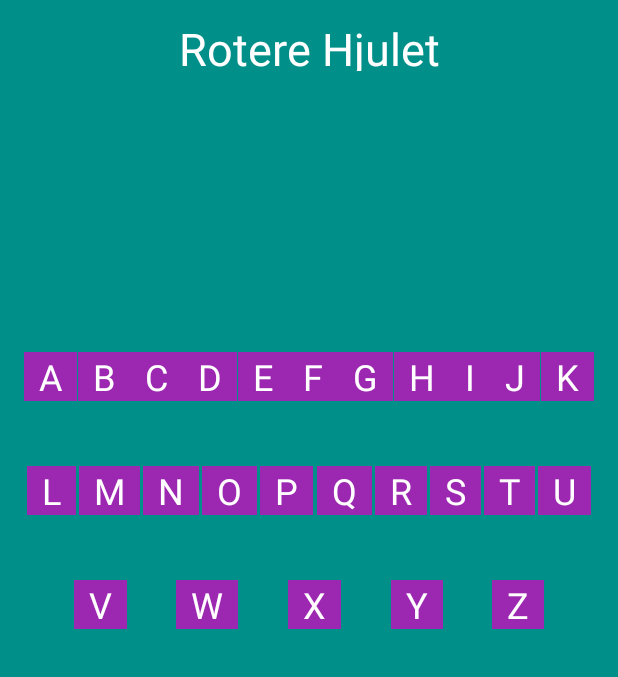
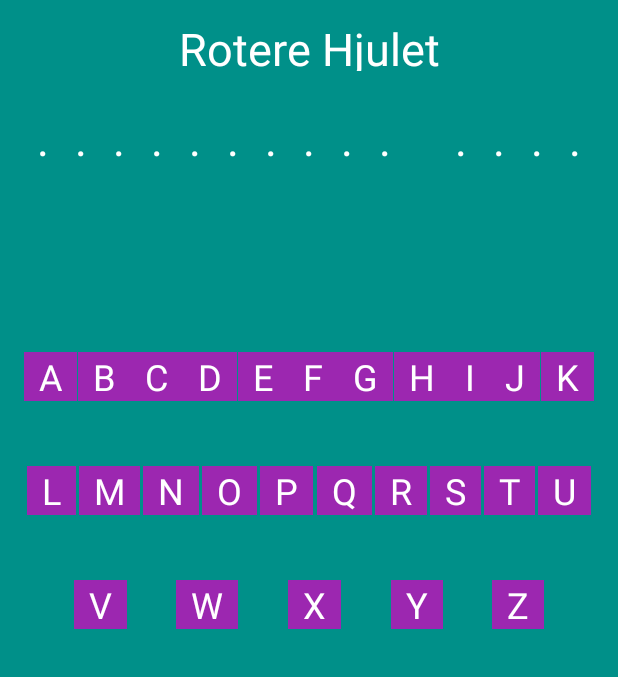
Before and after one commit to AlecRanjitkar/Lykkehjul, an Android app: the Spilgame screen opened directly, with no data from a screen before it, on a phone screen of 412 x 824 dp, the part 237-914 px from its top. Run offline under Robolectric (Android 15) with nearby library versions, the phone set to English and light mode, and no system bars.

Commit message:
unødvendig kode fjernet. Ryddet op for cocktail kode og lavet metoder/func istedet

```diff
--- a/app/src/main/java/com/example/lykkehjul/Adapter/ItemAdapter.kt
+++ b/app/src/main/java/com/example/lykkehjul/Adapter/ItemAdapter.kt
@@ -1,6 +1,5 @@
 package com.example.lykkehjul.Adapter
 
-import android.content.Context
 import android.view.LayoutInflater
 import android.view.View
 import android.view.ViewGroup
@@ -9,29 +8,33 @@ import androidx.recyclerview.widget.RecyclerView
 import com.example.lykkehjul.Model.Ord
 import com.example.lykkehjul.R
 
-class ItemAdapter(
-    private val context: Context,
-    private val dataset: List<Ord>)
-    : RecyclerView.Adapter<ItemAdapter.ItemViewHolder>(){
+class ItemAdapter(val data: List<Ord>) : RecyclerView.Adapter<ItemAdapter.ViewHolder>() {
 
-    class ItemViewHolder(private val view: View) : RecyclerView.ViewHolder(view) {
-        val textView: TextView = view.findViewById(R.id.item_title)
+    val item: List<Ord>
+
+    init {
+        this.item = ArrayList()
     }
 
-    override fun onCreateViewHolder(parent: ViewGroup, viewType: Int): ItemViewHolder {
-        val adapterLayout = LayoutInflater.from(parent.context)
-            .inflate(R.layout.list_item,parent,false)
+    override fun onCreateViewHolder(parent: ViewGroup, viewType: Int): ItemAdapter.ViewHolder {
+        val adapterLayout =
+            LayoutInflater.from(parent.context).inflate(R.layout.list_item, parent, false)
 
-        return ItemViewHolder(adapterLayout)
-
+        return ViewHolder(adapterLayout)
     }
 
-    override fun onBindViewHolder(holder: ItemViewHolder, position: Int) {
-        val item = dataset[position]
-        holder.textView.text = item.ord
+    override fun onBindViewHolder(holder: ItemAdapter.ViewHolder, position: Int) {
+        holder.itemTitle.text = data[position].ord
+    }
+
+    override fun getItemCount(): Int {
+        return data.size
+    }
+
+    inner class ViewHolder
+    internal constructor(itemView: View) : RecyclerView.ViewHolder(itemView) {
+        val itemTitle: TextView = itemView.findViewById(R.id.itemTitle)
+    }
 
 
-    }
-
-    override fun getItemCount() = dataset.size
-    }
+}
--- a/app/src/main/java/com/example/lykkehjul/Data/Datasource.kt
+++ b/app/src/main/java/com/example/lykkehjul/Data/Datasource.kt
@@ -7,32 +7,27 @@ class Datasource {
     // Liste af ord over Fodboldhold
     fun loadOrd(): List<Ord>{
         return listOf<Ord>(
-            //Ord("real madrid"),
-            //Ord("chelsea"),
-            //Ord("barcelona"),
+            Ord("real madrid"),
+            Ord("chelsea"),
+            Ord("barcelona"),
             Ord("manchester city"),
-            //Ord("arsenal"),
-            //Ord("bayern munichen"),
-            //Ord("juventus"),
-            //Ord("ac milan")
-            //Ord("dortmund")
-
-             )
+            Ord("arsenal"),
+            Ord("bayern munichen"),
+            Ord("juventus"),
+            Ord("ac milan"),
+            Ord("dortmund"))
     }
 
     fun loadpoint(): List<Ord>{
         return listOf<Ord>(
             Ord("10"),
-            /*Ord("100"),
+            Ord("100"),
             Ord("500"),
             Ord("1000"),
             Ord("1500"),
             Ord("Ekstra liv"),
             Ord("Tabt liv"),
-            Ord("Konkurs"),
-*/
-
-        )
+            Ord("Konkurs"),)
 
 
     }
--- a/app/src/main/java/com/example/lykkehjul/Spilgame.kt
+++ b/app/src/main/java/com/example/lykkehjul/Spilgame.kt
@@ -47,11 +47,39 @@ class Spilgame : AppCompatActivity() {
         Liv = findViewById(R.id.Liv)
         Point = findViewById(R.id.Point)
 
+        //Random generator til ord fra Datasource klassen
+        //Vælger et random ord fra datasouce klassens liste af ord
+        val myDataset = Datasource().loadOrd()
+        hemmeligtOrd = myDataset.random().toString()
+
+
+        Knap.setOnClickListener {
+            //Random generator til points fra Datasource klassen
+            //Vælger et random antal af point fra datasouce klassens liste af point
+            val hjulSpin = Datasource().loadpoint()
+            tilfældigtSpin = hjulSpin.random().toString()
+            Besked.setText(tilfældigtSpin)
+
+        }
         layoutManager = LinearLayoutManager(this)
         Recycler.layoutManager = layoutManager
         Recycler.adapter = adapter
 
-        //Initialiser bogstaver
+        val data: MutableList<Ord> = hemmeligtOrdiUndscoreOgMellemrumIOrdet()
+        hemmeligtOrdIUnderscore = data
+        layoutManager = LinearLayoutManager(this, LinearLayoutManager.HORIZONTAL, false)
+        adapter = ItemAdapter(data)
+
+        Recycler.layoutManager = layoutManager
+        Recycler.setHasFixedSize(true)
+        Recycler.adapter = adapter
+        initaliserBogstaver()
+        drejHjul()
+        getBogstavFraBruger()
+    }
+
+    private fun initaliserBogstaver() {
+        //Bogstaverne bliver initalisereret
         var ord = 'a'
         while (ord <= 'z') {
 
@@ -60,46 +88,21 @@ class Spilgame : AppCompatActivity() {
             buttons.add(view)
             ord++
         }
-        //Random generator til ord fra Datasouce klassen
-        val myDataset = Datasource().loadOrd()
-        var randomNumber = myDataset.random()
-        print(randomNumber)
-        hemmeligtOrd = myDataset.random().toString()
+    }
 
-        // Random generator til point fra Datasouce klassen
-        val myDataset1 = Datasource().loadpoint()
-        randomNumber = myDataset1.random()
-        print(randomNumber)
-        Knap.setOnClickListener {
-
-            val hjulSpin = Datasource().loadpoint()
-            tilfældigtSpin = hjulSpin.random().toString()
-            Besked.setText(tilfældigtSpin)
-
-        }
-        // hemmeligtord lavet om til char. hemmeligt ord er usynligt. Det er erstattet med .......
+    private fun hemmeligtOrdiUndscoreOgMellemrumIOrdet(): MutableList<Ord> {
         val charArray = hemmeligtOrd.toCharArray()
         val data: MutableList<Ord> = ArrayList()
         for (i in charArray) {
+            // Hvis der er mellemrum i det hemmelige ord laves der et mellemrum mellem ordet ellers er et bogstav erstattet med et .
             if (i.equals(' ')) {
                 data.add(Ord(" "))
             } else {
                 data.add(Ord("."))
-
             }
 
         }
-        hemmeligtOrdIUnderscore = data
-        layoutManager = LinearLayoutManager(this, LinearLayoutManager.HORIZONTAL, false)
-        adapter = ItemAdapter(data)
-
-        Recycler.layoutManager = layoutManager
-        Recycler.setHasFixedSize(true)
-        Recycler.adapter = adapter
-
-
-        drejHjul()
-        getBogstavFraBruger()
+        return data
     }
 
     var erHjuletDrejet = false
@@ -110,7 +113,6 @@ class Spilgame : AppCompatActivity() {
                 val hjulSpin = Datasource().loadpoint()
                 tilfældigtSpin = hjulSpin.random().toString()
                 Besked.setText(tilfældigtSpin)
-
                 drejHjulIndeholderSpecielleOrd()
 
             } else {
@@ -128,17 +130,14 @@ class Spilgame : AppCompatActivity() {
         if (tilfældigtSpin.contains("Ekstra liv")) {
             liv += 1
             Liv.setText(liv.toString())
-            Toast.makeText(
-                applicationContext,
-                "Du har fået et ekstra liv",
-                Toast.LENGTH_SHORT
-            )
+            Toast.makeText(applicationContext, "Du har fået et ekstra liv", Toast.LENGTH_SHORT)
                 .show()
+
         } else if (tilfældigtSpin.contains("Tabt liv")) {
             liv -= 1
             Liv.setText(liv.toString())
-            Toast.makeText(applicationContext, "Du har mistet et liv", Toast.LENGTH_SHORT)
-                .show()
+            Toast.makeText(applicationContext, "Du har mistet et liv", Toast.LENGTH_SHORT).show()
+
         } else if (tilfældigtSpin.contains("Konkurs")) {
             liv = 0
             Liv.setText(liv.toString())
@@ -157,45 +156,22 @@ class Spilgame : AppCompatActivity() {
         if (tilfældigtSpin.equals("10")) {
             point += 10 * multiplyBogstaver(hemmeligtOrd, tastBogstav)
             Point.setText(point.toString())
-            Toast.makeText(
-                applicationContext,
-                "Du har fået 10 point ",
-                Toast.LENGTH_SHORT
-            ).show()
+
         } else if (tilfældigtSpin.equals("100")) {
-            point += 100
+            point += 100 * multiplyBogstaver(hemmeligtOrd, tastBogstav)
             Point.setText(point.toString())
-            Toast.makeText(
-                applicationContext,
-                "Du har fået 100 point ",
-                Toast.LENGTH_SHORT
-            ).show()
+
         } else if (tilfældigtSpin.equals("500")) {
-            point += 500
+            point += 500 * multiplyBogstaver(hemmeligtOrd, tastBogstav)
             Point.setText(point.toString())
-            Toast.makeText(
-                applicationContext,
-                "Du har fået 500 point ",
-                Toast.LENGTH_SHORT
-            ).show()
+
         } else if (tilfældigtSpin.equals("1000")) {
-            point += 1000
+            point += 1000 * multiplyBogstaver(hemmeligtOrd, tastBogstav)
             Point.setText(point.toString())
-            Toast.makeText(
-                applicationContext,
-                "Du har fået 1000 point ",
-                Toast.LENGTH_SHORT
-            ).show()
+
         } else if (tilfældigtSpin.equals("1500")) {
-            point += 1500
+            point += 1500 * multiplyBogstaver(hemmeligtOrd, tastBogstav)
             Point.setText(point.toString())
-            Toast.makeText(
-                applicationContext,
-                "Du har fået 1500 point ",
-                Toast.LENGTH_SHORT
-            ).show()
-
-
         }
     }
 
@@ -212,14 +188,13 @@ class Spilgame : AppCompatActivity() {
                         }
                         val charArray = bogstavToGæt(setUnderscore, hemmeligtOrd, tastBogstav)
 
-
                         val data: MutableList<Ord> = ArrayList()
                         for (i in charArray) {
                             data.add(Ord("$i"))
-
                         }
                         hemmeligtOrdIUnderscore = data
-                        layoutManager = LinearLayoutManager(this, LinearLayoutManager.HORIZONTAL, false)
+                        layoutManager =
+                            LinearLayoutManager(this, LinearLayoutManager.HORIZONTAL, false)
                         adapter = ItemAdapter(data)
 
                         Recycler.layoutManager = layoutManager
@@ -230,7 +205,6 @@ class Spilgame : AppCompatActivity() {
                             "Du har trykket på bogstavet ${button.text.toString().lowercase()}",
                             Toast.LENGTH_SHORT
                         ).show()
-
 
                     } else {
                         // mister et liv hvis hemmeligt ord ikke indeholder bogstav
@@ -245,11 +219,8 @@ class Spilgame : AppCompatActivity() {
                     }
                     button.setVisibility(View.GONE)
                 } else {
-                    Toast.makeText(
-                        applicationContext,
-                        "Husk at rotere hjulet",
-                        Toast.LENGTH_SHORT
-                    ).show()
+                    Toast.makeText(applicationContext, "Husk at rotere hjulet", Toast.LENGTH_SHORT)
+                        .show()
                 }
                 erHjuletDrejet = false
 
--- a/app/src/main/res/layout/list_item.xml
+++ b/app/src/main/res/layout/list_item.xml
@@ -1,8 +1,9 @@
 <?xml version="1.0" encoding="utf-8"?>
 <TextView xmlns:android="http://schemas.android.com/apk/res/android"
-    android:id="@+id/item_title"
-    android:layout_width="wrap_content"
-    android:layout_height="wrap_content"
+    android:id="@+id/itemTitle"
+    android:orientation="vertical"
+    android:layout_width="25dp"
+    android:layout_height="40dp"
     android:textColor="@color/white"
-    android:textStyle="bold"
-    android:textSize="20dp"/>
+    android:textSize="30dp"
+    android:gravity="center"/>
```
